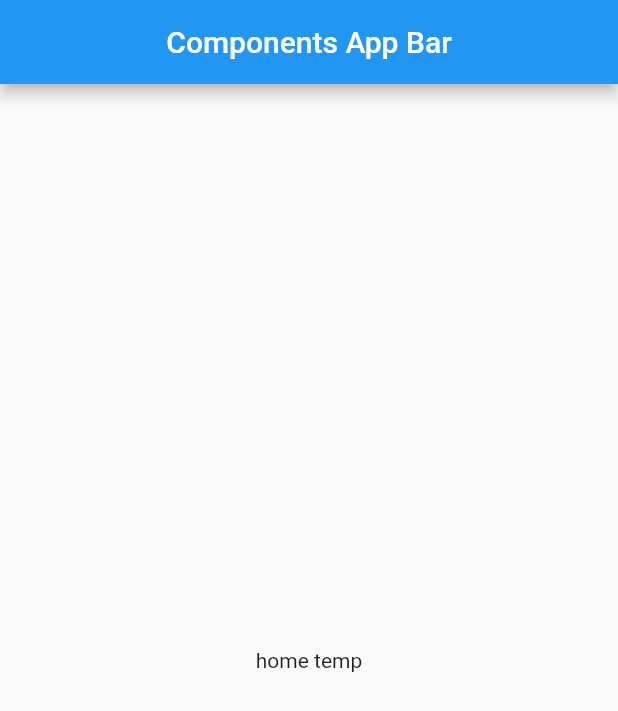
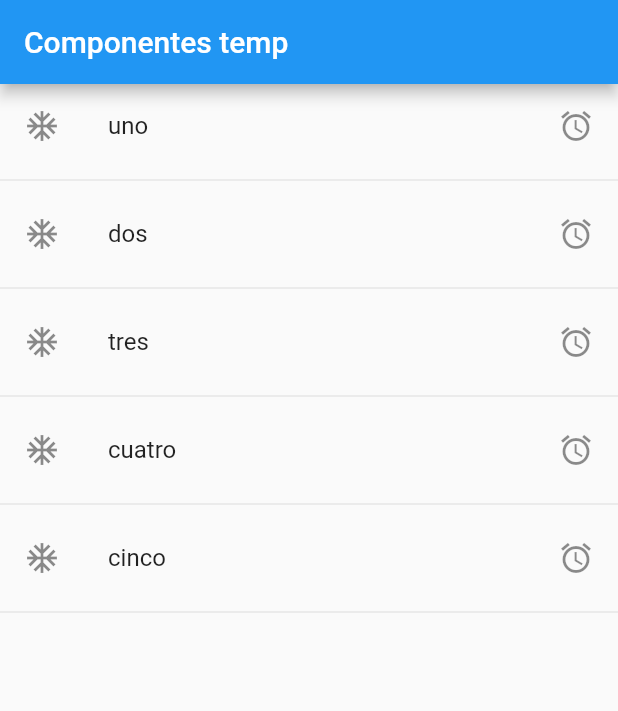
Before and after one commit to DanielGoycochea/components_flutter, a Flutter app: the screen it shows after launch, on a phone screen of 412 x 824 dp. Shown: the top 711 px of the screen. Run offline on Flutter 3.47's test engine with Material 2 defaults, Android fonts, the phone set to English and light mode, and no system bars.

Commit message:
add ListView

```diff
--- a/lib/main.dart
+++ b/lib/main.dart
@@ -9,12 +9,7 @@ class MyApp extends StatelessWidget {
     return MaterialApp(
       title: 'Components App',
       debugShowCheckedModeBanner: false,
-      home: Scaffold(
-        appBar: AppBar(
-          title: Center(child: Text('Components App Bar')),
-        ),
-        body:  HomePageTemp()
-      ),
+      home: HomePageTemp()
     );
   }
 }
--- a/lib/src/pages/home_temp.dart
+++ b/lib/src/pages/home_temp.dart
@@ -1,11 +1,44 @@
 import 'package:flutter/material.dart';
 
 class HomePageTemp extends StatelessWidget {
+  final options = ["uno", "dos", "tres", "cuatro", "cinco"];
 
   @override
   Widget build(BuildContext context) {
-     return Center(
-       child: Text("home temp"),
+    return Scaffold(
+      appBar: AppBar(
+        title: Text("Componentes temp"),
+      ),
+      // body: ListView(children: _createItems()),
+      body: ListView(children: _createListShort()),
     );
   }
+
+  // List<Widget> _createItems() {
+  //   List<Widget> list = new List<Widget>();
+
+  //   for (var option in options) {
+  //     final tempWidget = ListTile(
+  //       title: Text(option),
+  //     );
+  //     list..add(tempWidget)..add(Divider());
+  //   }
+
+  //   return list;
+  // }
+
+  List<Widget> _createListShort() {
+    var widgets = options.map((item) => Column(
+      children: [
+        ListTile(
+              title: Text(item),
+              leading: Icon(Icons.ac_unit_outlined),
+              trailing: Icon(Icons.access_alarm),
+              onTap: (){},
+            ),
+      Divider()
+      ],
+    )).toList();
+    return widgets;
   }
+}
```
Lines whose indentation alone changed are shown as unchanged.
